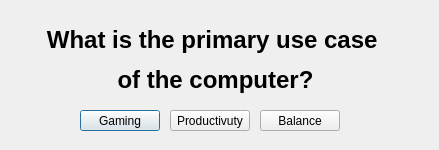
Qt form dialog.ui (ameigen/cpr_proj) before a commit.
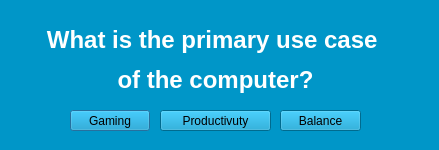
The same form after that commit.

```diff
--- a/dialog.ui
+++ b/dialog.ui
@@ -13,6 +13,10 @@
   <property name="windowTitle">
    <string>Dialog</string>
   </property>
+  <property name="styleSheet">
+   <string notr="true">background-color: rgb(0, 150, 200)
+</string>
+  </property>
   <widget class="QLabel" name="label">
    <property name="geometry">
     <rect>
@@ -22,6 +26,9 @@
      <height>81</height>
     </rect>
    </property>
+   <property name="styleSheet">
+    <string notr="true">color: white;</string>
+   </property>
    <property name="text">
     <string>&lt;html&gt;&lt;head/&gt;&lt;body&gt;&lt;p align=&quot;center&quot;&gt;&lt;span style=&quot; font-size:18pt; font-weight:600;&quot;&gt;What is the primary use case &lt;/span&gt;&lt;/p&gt;&lt;p align=&quot;center&quot;&gt;&lt;span style=&quot; font-size:18pt; font-weight:600;&quot;&gt;of the computer?&lt;/span&gt;&lt;/p&gt;&lt;/body&gt;&lt;/html&gt;</string>
    </property>
@@ -29,7 +36,7 @@
   <widget class="QPushButton" name="gaming">
    <property name="geometry">
     <rect>
-     <x>80</x>
+     <x>70</x>
      <y>110</y>
      <width>80</width>
      <height>21</height>
@@ -42,9 +49,9 @@
   <widget class="QPushButton" name="productivity">
    <property name="geometry">
     <rect>
-     <x>170</x>
+     <x>160</x>
      <y>110</y>
-     <width>80</width>
+     <width>111</width>
      <height>21</height>
     </rect>
    </property>
@@ -55,9 +62,9 @@
   <widget class="QPushButton" name="both">
    <property name="geometry">
     <rect>
-     <x>260</x>
+     <x>280</x>
      <y>110</y>
-     <width>80</width>
+     <width>81</width>
      <height>21</height>
     </rect>
    </property>
```
